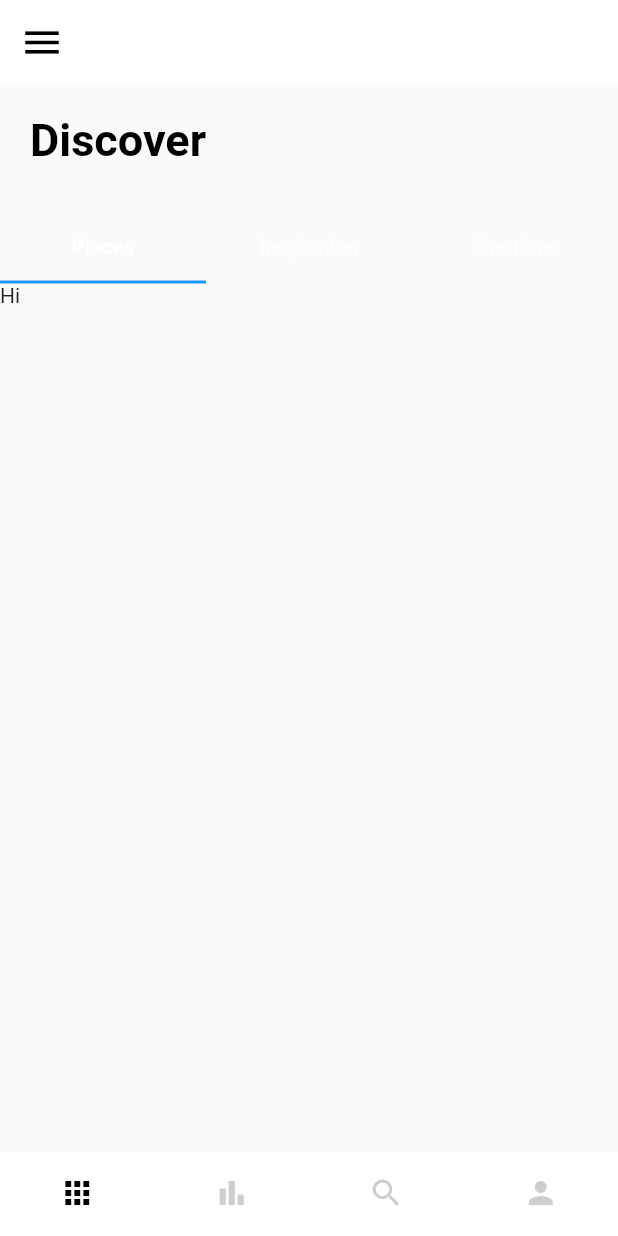
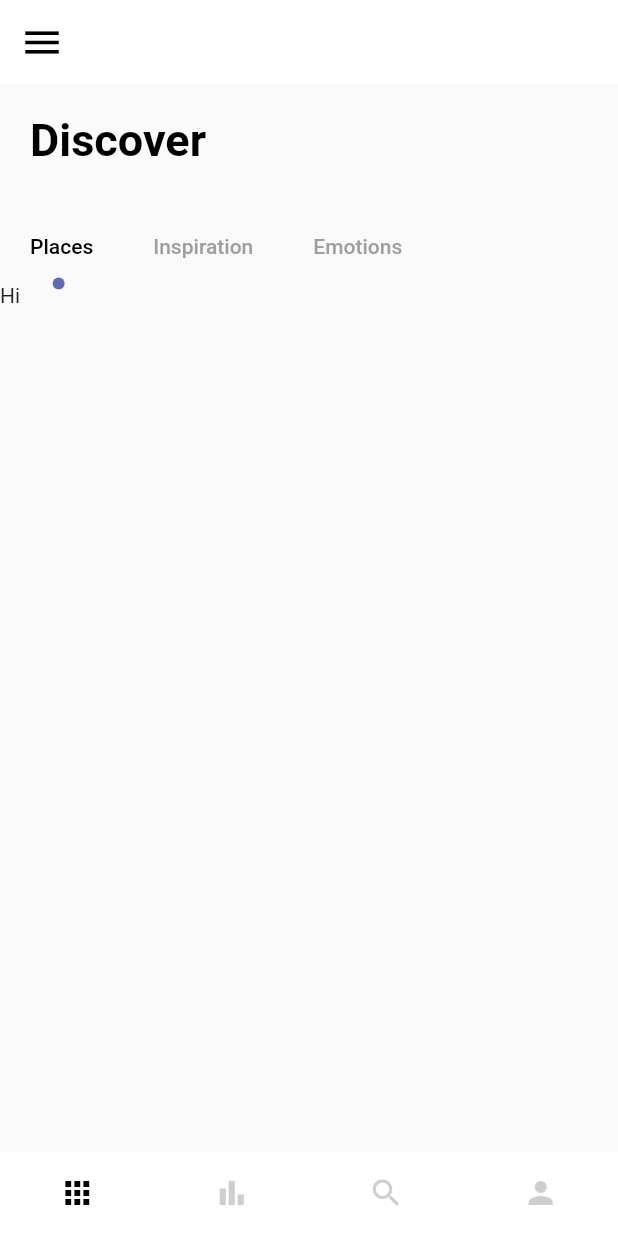
Before and after one commit to kangminchan99/Flutter_TravelApp, a Flutter app: the screen it shows after launch, on a phone screen of 412 x 824 dp. Run offline on Flutter 3.47's test engine with Material 2 defaults, Android fonts, the phone set to English and light mode, and no system bars.

Commit message:
TabBar_Indicator Uses Circle

```diff
--- a/lib/pages/nav_pages/home_page.dart
+++ b/lib/pages/nav_pages/home_page.dart
@@ -1,6 +1,7 @@
 import 'package:flutter/material.dart';
 import 'package:flutter/src/widgets/framework.dart';
 import 'package:flutter/src/widgets/placeholder.dart';
+import 'package:travel_app/misc/app_colors.dart';
 import 'package:travel_app/widgets/app_large_text.dart';
 
 class HomePage extends StatefulWidget {
@@ -40,13 +41,23 @@ class _HomePageState extends State<HomePage> with TickerProviderStateMixin {
           const SizedBox(height: 30),
           // tab_bar
           Container(
+            child: Align(
+              alignment: Alignment.centerLeft,
               child: TabBar(
+                labelPadding: const EdgeInsets.only(left: 20, right: 20),
                 controller: _tabController,
+                labelColor: Colors.black,
+                unselectedLabelColor: Colors.grey,
+                isScrollable: true,
+                indicatorSize: TabBarIndicatorSize.label,
+                indicator:
+                    CircleTabIndicator(color: AppColors.mainColor, radius: 4),
                 tabs: const [
                   Tab(text: "Places"),
                   Tab(text: "Inspiration"),
                   Tab(text: "Emotions"),
                 ],
+              ),
             ),
           ),
           Container(
@@ -66,3 +77,29 @@ class _HomePageState extends State<HomePage> with TickerProviderStateMixin {
     );
   }
 }
+
+class CircleTabIndicator extends Decoration {
+  final Color color;
+  double radius;
+  CircleTabIndicator({required this.color, required this.radius});
+
+  @override
+  BoxPainter createBoxPainter([VoidCallback? onChanged]) {
+    return _CirclePainter(color: color, radius: radius);
+  }
+}
+
+class _CirclePainter extends BoxPainter {
+  final Color color;
+  double radius;
+  _CirclePainter({required this.color, required this.radius});
+  @override
+  void paint(Canvas canvas, Offset offset, ImageConfiguration configuration) {
+    Paint _paint = Paint();
+    _paint.color = color;
+    _paint.isAntiAlias = true;
+    final Offset circleOffset = Offset(
+        configuration.size!.width / 2 - radius / 2, configuration.size!.height);
+    canvas.drawCircle(offset + circleOffset, radius, _paint);
+  }
+}
```
Lines whose indentation alone changed are shown as unchanged.
